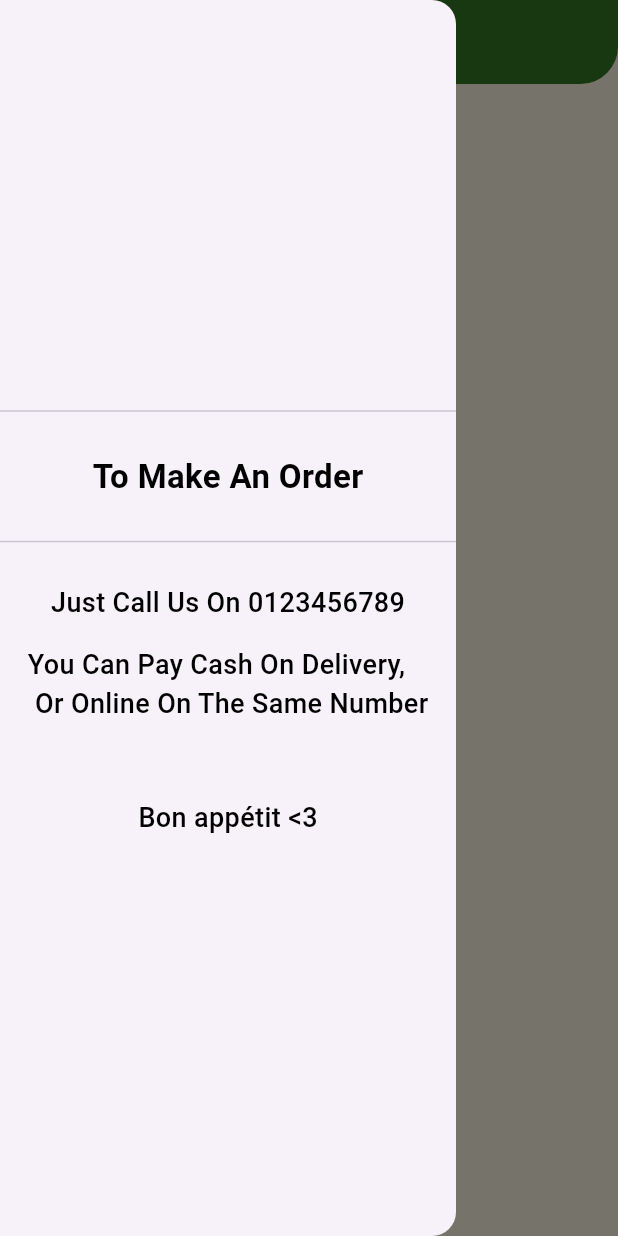
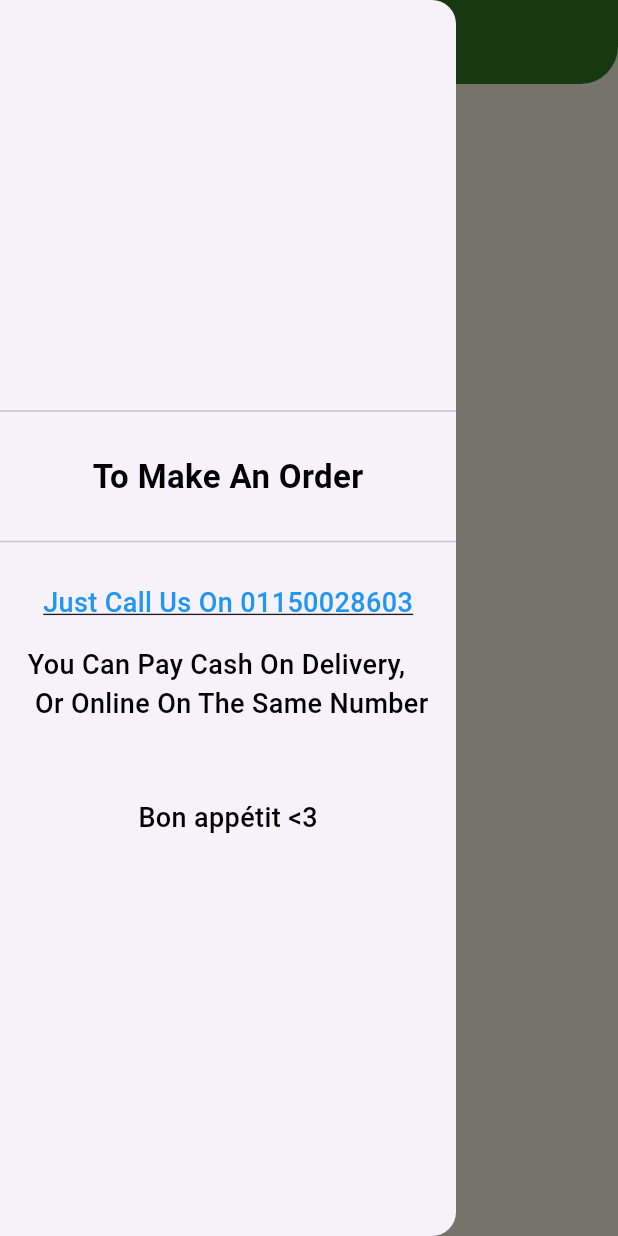
Before and after one commit to SherifShamel/food-court, a Flutter app: the HomeScreen screen opened directly, with the side drawer open, on a phone screen of 412 x 824 dp. Run offline on Flutter 3.47's test engine with Material 3 defaults, Android fonts, the phone set to English and light mode, and no system bars; our stand-ins replace carousel_slider, cloud_firestore, dartz, dots_indicator, firebase_core, flutter_bloc and 2 more; accounts and stored records are empty; Roboto replaces fonts that are missing (Gotham).

Commit message:
added launchUrl, to go to WhatsApp with a text message.

```diff
--- a/lib/presentation/features/home_feature/pages/home_screen.dart
+++ b/lib/presentation/features/home_feature/pages/home_screen.dart
@@ -1,8 +1,6 @@
 import 'package:flutter/material.dart';
 import 'package:food_court/presentation/features/home_feature/widgets/home_body.dart';
 import 'package:food_court/presentation/features/home_feature/widgets/my_custom_drawer.dart';
-
-import '../view_model/cubit.dart';
 
 class HomeScreen extends StatefulWidget {
   const HomeScreen({Key? key}) : super(key: key);
@@ -13,13 +11,6 @@ class HomeScreen extends StatefulWidget {
 
 class _HomeScreenState extends State<HomeScreen> {
   bool typing = false;
-
-  @override
-  void initState() {
-    var vm = MealViewModel();
-    vm.getData();
-    super.initState();
-  }
 
   @override
   Widget build(BuildContext context) {
--- a/lib/presentation/features/home_feature/widgets/my_custom_drawer.dart
+++ b/lib/presentation/features/home_feature/widgets/my_custom_drawer.dart
@@ -1,43 +1,60 @@
+import 'dart:io';
+
 import 'package:flutter/material.dart';
-import 'package:food_court/core/config/application_theme_manager/theme_manager.dart';
+import 'package:url_launcher/url_launcher.dart';
 
-class MyCustomDrawer extends StatelessWidget {
+class MyCustomDrawer extends StatefulWidget {
   const MyCustomDrawer({
     super.key,
   });
+
+  @override
+  State<MyCustomDrawer> createState() => _MyCustomDrawerState();
+}
+
+class _MyCustomDrawerState extends State<MyCustomDrawer> {
+  String whatsappUrl = 'https://wa.me/+201150028603';
 
   @override
   Widget build(BuildContext context) {
     return Drawer(
       child: InkWell(
         onTap: () {},
-        child: const Column(
+        child: Column(
           mainAxisAlignment: MainAxisAlignment.center,
           children: [
-            // SizedBox(height: 24),
-            Divider(thickness: 1),
-            SizedBox(height: 20),
-            Text(
+            const Divider(thickness: 1),
+            const SizedBox(height: 20),
+            const Text(
               "To Make An Order",
               style: TextStyle(
                 fontSize: 22,
                 fontWeight: FontWeight.bold,
               ),
             ),
-            SizedBox(height: 20),
-            Divider(
+            const SizedBox(height: 20),
+            const Divider(
               thickness: 1,
             ),
-            SizedBox(height: 20),
-            Text(
-              "Just Call Us On 0123456789",
+            const SizedBox(height: 20),
+            InkWell(
+              onTap: () {
+                goToWhatsapp();
+              },
+              child: const Text(
+                "Just Call Us On 01150028603",
+                style: TextStyle(
+                  decoration: TextDecoration.underline,
+                  color: Colors.blue,
+                ),
+              ),
             ),
-            SizedBox(height: 15),
-            Text(
+            const SizedBox(height: 15),
+            const Text(
               "You Can Pay Cash On Delivery,\n Or Online On The Same Number",
             ),
-            SizedBox(height: 50),
-            Text(
+            const SizedBox(height: 50),
+            const Text(
               "Bon appétit <3",
             ),
           ],
@@ -45,4 +62,11 @@ class MyCustomDrawer extends StatelessWidget {
       ),
     );
   }
+
+  goToWhatsapp() async {
+    if (Platform.isAndroid) {
+      launchUrl(Uri.parse(
+          '$whatsappUrl?text= ${Uri.parse("Hello! \n I want to make an order!")}'));
+    }
+  }
 }
--- a/pubspec.yaml
+++ b/pubspec.yaml
@@ -21,6 +21,7 @@ dependencies:
   dots_indicator: ^2.1.2
   flutter_riverpod: ^2.4.10
   shared_preferences: ^2.2.3
+  url_launcher: ^6.2.4
 
 dev_dependencies:
   flutter_test:
```
Also changed, not shown: lib/firebase/firebase_utils.dart (+21 -88 lines), pubspec.lock, 3 other files.
